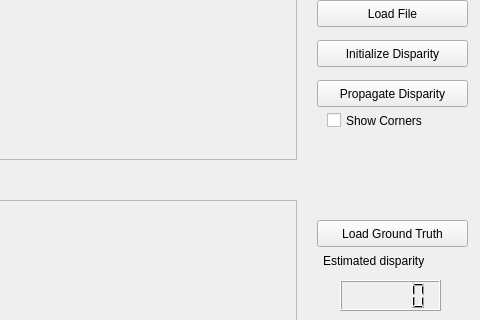
Qt form proy5/mainwindow.ui (MenaRicci/Proyectos-Vision) before a commit; both pictures show x 413 to 893 and y 100 to 420 of the 893 by 562 pixel window.
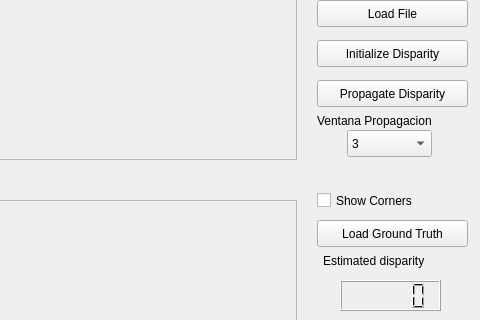
The same form after that commit.

```diff
--- a/proy5/mainwindow.ui
+++ b/proy5/mainwindow.ui
@@ -99,8 +99,8 @@
   <widget class="QCheckBox" name="Check_Corners">
    <property name="geometry">
     <rect>
-     <x>740</x>
-     <y>210</y>
+     <x>730</x>
+     <y>290</y>
      <width>131</width>
      <height>21</height>
     </rect>
@@ -232,6 +232,64 @@
     </rect>
    </property>
   </widget>
+  <widget class="QComboBox" name="comboBox">
+   <property name="geometry">
+    <rect>
+     <x>760</x>
+     <y>230</y>
+     <width>85</width>
+     <height>27</height>
+    </rect>
+   </property>
+   <item>
+    <property name="text">
+     <string>3</string>
+    </property>
+   </item>
+   <item>
+    <property name="text">
+     <string>5</string>
+    </property>
+   </item>
+   <item>
+    <property name="text">
+     <string>7</string>
+    </property>
+   </item>
+   <item>
+    <property name="text">
+     <string>9</string>
+    </property>
+   </item>
+   <item>
+    <property name="text">
+     <string>11</string>
+    </property>
+   </item>
+   <item>
+    <property name="text">
+     <string>13</string>
+    </property>
+   </item>
+   <item>
+    <property name="text">
+     <string>15</string>
+    </property>
+   </item>
+  </widget>
+  <widget class="QLabel" name="label_3">
+   <property name="geometry">
+    <rect>
+     <x>730</x>
+     <y>210</y>
+     <width>151</width>
+     <height>21</height>
+    </rect>
+   </property>
+   <property name="text">
+    <string>Ventana Propagacion</string>
+   </property>
+  </widget>
  </widget>
  <resources/>
  <connections/>
```
